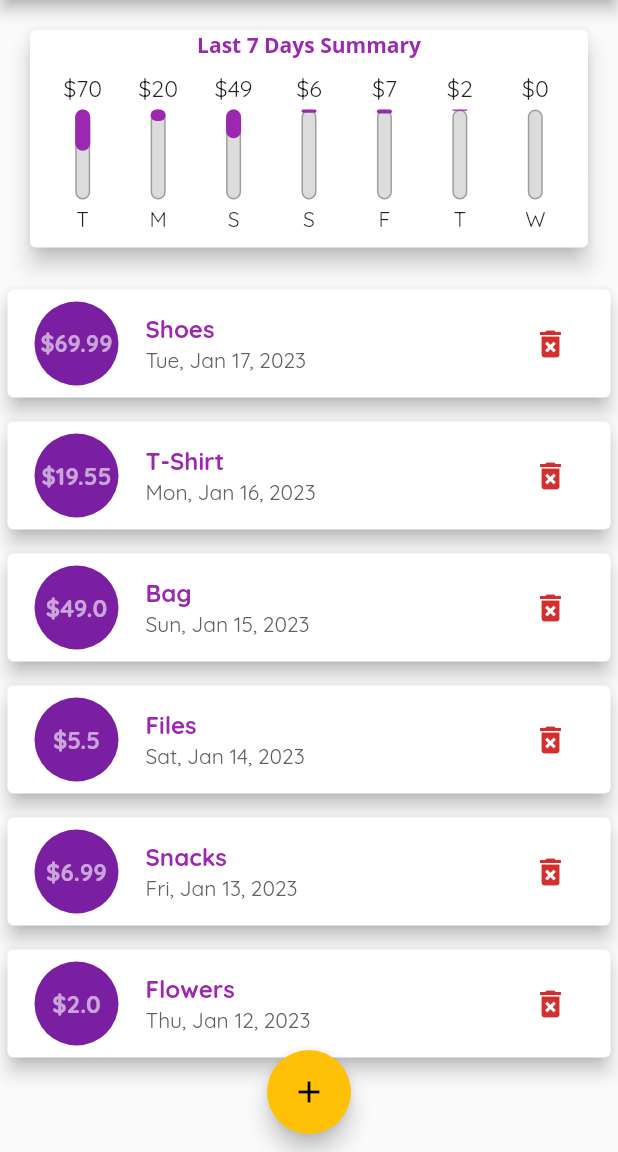
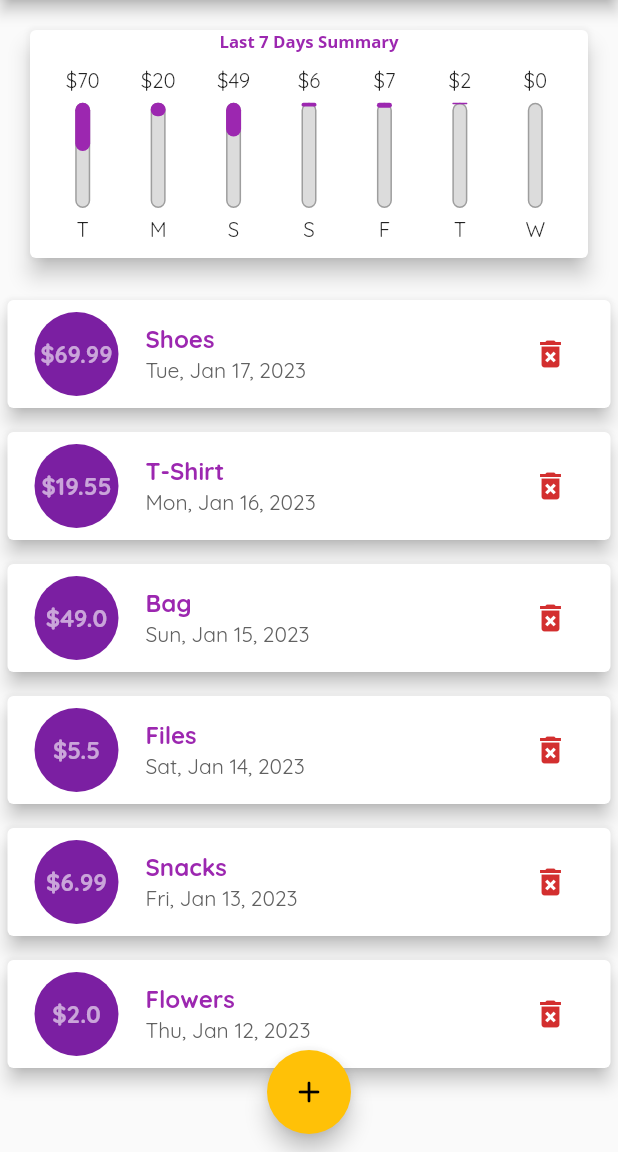
Before and after one commit to AATHacks/expense_planner, a Flutter app: the screen it shows after launch, on a phone screen of 412 x 824 dp, the part 84-1236 px from its top. Run offline on Flutter 3.47's test engine with Material 2 defaults, Android fonts, the phone set to English and light mode, and no system bars.

Commit message:
made app adaptive and responsive

```diff
--- a/lib/main.dart
+++ b/lib/main.dart
@@ -1,10 +1,19 @@
+import 'dart:io';
 import 'package:expense_planner/widgets/chart.dart';
 import 'package:expense_planner/widgets/new_transaction.dart';
 import 'package:expense_planner/widgets/transaction_list.dart';
+import 'package:flutter/cupertino.dart';
 import 'package:flutter/material.dart';
+import 'package:flutter/services.dart';
 import './models/Transaction.dart';
 
 void main() {
+  /*  WidgetsFlutterBinding.ensureInitialized();
+  //Device orientation settings
+  SystemChrome.setPreferredOrientations([
+    DeviceOrientation.portraitUp,
+    DeviceOrientation.portraitDown,
+  ]); */
   runApp(MyApp());
 }
 
@@ -12,9 +21,9 @@ class MyApp extends StatelessWidget {
   @override
   Widget build(BuildContext context) {
     print('hello world');
+
     return MaterialApp(
       title: 'Personal Expense',
-      home: MyHomePage(),
       theme: ThemeData(
           primarySwatch: Colors.purple,
           accentColor: Colors.amber,
@@ -22,6 +31,7 @@ class MyApp extends StatelessWidget {
 
       //  debugShowCheckedModeBanner:
       //     false, //false it to disable debug banner at top
+      home: MyHomePage(),
     );
   }
 }
@@ -67,6 +77,8 @@ class _MyHomePageState extends State<MyHomePage> {
         id: DateTime.now().subtract(Duration(days: 5)).toString()),
   ];
 
+  bool _showChart = false;
+
   List<Transaction> get _recentTransactions {
     return _userTransactions.where((tx) {
       return tx.date.isAfter(
@@ -108,8 +120,24 @@ class _MyHomePageState extends State<MyHomePage> {
 
   @override
   Widget build(BuildContext context) {
-    return Scaffold(
-      appBar: AppBar(
+    final mediaQuery = MediaQuery.of(context);
+    final isLandscape = mediaQuery.orientation == Orientation.landscape;
+    final appbar = Platform.isIOS
+        ? CupertinoNavigationBar(
+            middle: Text(
+              'Personal Expenses',
+            ),
+            trailing: Row(
+              mainAxisSize: MainAxisSize.min,
+              children: <Widget>[
+                GestureDetector(
+                  child: Icon(CupertinoIcons.add),
+                  onTap: () => _startAddNewTransaction(context),
+                ),
+              ],
+            ),
+          ) as ObstructingPreferredSizeWidget
+        : AppBar(
             title: const Text(
               'Personal Expense',
               style: TextStyle(
@@ -123,19 +151,76 @@ class _MyHomePageState extends State<MyHomePage> {
                 icon: Icon(Icons.add),
               ),
             ],
-      ),
-      body: SingleChildScrollView(
-        child: Column(
+          );
+    final txListWidget = Container(
+        height: (mediaQuery.size.height -
+                appbar.preferredSize.height -
+                mediaQuery.padding.top) *
+            0.75,
+        child: TransactionList(_userTransactions, _deleteTransaction));
+    final pageBody = SafeArea(
+      child: SingleChildScrollView(
+        child: Column(crossAxisAlignment: CrossAxisAlignment.stretch,
             // ignore: prefer_const_literals_to_create_immutables
             children: <Widget>[
-              Chart(_recentTransactions),
-              TransactionList(_userTransactions, _deleteTransaction),
+              if (isLandscape)
+                Row(
+                  mainAxisAlignment: MainAxisAlignment.end,
+                  children: [
+                    Text(
+                      'Show Chart',
+                      style:
+                          TextStyle(fontFamily: 'Opensans', color: Colors.grey)
+                              .merge(Theme.of(context).textTheme.titleMedium),
+                    ),
+                    Switch.adaptive(
+                      activeColor: Colors.purple[300],
+                      value: _showChart,
+                      onChanged: (val) {
+                        setState(
+                          () {
+                            _showChart = val;
+                          },
+                        );
+                      },
+                    ),
+                  ],
+                ),
+              if (!isLandscape)
+                Container(
+                    height: (mediaQuery.size.height -
+                            appbar.preferredSize.height -
+                            mediaQuery.padding.top) *
+                        0.25,
+                    child: Chart(_recentTransactions)),
+              if (!isLandscape) txListWidget,
+              if (isLandscape)
+                _showChart
+                    ? Container(
+                        height: (mediaQuery.size.height -
+                                appbar.preferredSize.height -
+                                mediaQuery.padding.top) *
+                            0.7,
+                        child: Chart(_recentTransactions),
+                      )
+                    : txListWidget
             ]),
       ),
+    );
+    return Platform.isIOS
+        ? CupertinoPageScaffold(
+            child: pageBody,
+            navigationBar: appbar as ObstructingPreferredSizeWidget,
+          )
+        : Scaffold(
+            appBar: appbar,
+            body: pageBody,
             floatingActionButtonLocation:
                 FloatingActionButtonLocation.miniCenterFloat,
-      floatingActionButton: FloatingActionButton(
-        child: Icon(Icons.add),
+            floatingActionButton: Platform.isIOS
+                ? Container()
+                : FloatingActionButton(
+                    child: Icon(Icons.add_rounded),
                     onPressed: () => _startAddNewTransaction(context),
                   ),
           );
--- /dev/null
+++ b/lib/widgets/adaptive_flat_button.dart
@@ -0,0 +1,31 @@
+import 'dart:io';
+
+import 'package:flutter/material.dart';
+import 'package:flutter/cupertino.dart';
+
+class AdaptiveFlatButton extends StatelessWidget {
+  final String text;
+  final VoidCallback handler;
+  AdaptiveFlatButton(this.text, this.handler);
+  @override
+  Widget build(BuildContext context) {
+    return Platform.isIOS
+        ? CupertinoButton(
+            onPressed: handler,
+            child: Text('Choose Date',
+                style: TextStyle(
+                  fontFamily: 'Quicksand',
+                  fontWeight: FontWeight.bold,
+                )),
+          )
+        : TextButton(
+            onPressed: handler,
+            child: Text(
+              'Choose Date',
+            ),
+            style: TextButton.styleFrom(
+                foregroundColor: Theme.of(context).primaryColor,
+                textStyle: TextStyle(
+                    fontWeight: FontWeight.bold, fontFamily: 'Quicksand')));
+  }
+}
--- a/lib/widgets/chart.dart
+++ b/lib/widgets/chart.dart
@@ -41,14 +41,23 @@ class Chart extends StatelessWidget {
     return Card(
         elevation: 6,
         margin: const EdgeInsets.all(20),
-        child: Column(children: [
-          Text('Last 7 Days Summary',
+        child: LayoutBuilder(builder: (context, constraints) {
+          return Column(children: [
+            SizedBox(
+              height: constraints.maxHeight * 0.10,
+              // ignore: prefer_const_constructors
+              child: FittedBox(
+                child: const Text('Last 7 Days Summary',
                     style: TextStyle(
                         fontFamily: 'Opensans',
                         fontWeight: FontWeight.bold,
                         color: Colors.purple)),
-          Padding(
-            padding: EdgeInsets.all(10),
+              ),
+            ),
+            SizedBox(
+              height: constraints.maxHeight * 0.90,
+              child: Padding(
+                padding: const EdgeInsets.all(10),
                 child: Row(
                   mainAxisAlignment: MainAxisAlignment.spaceAround,
                   children: groupedTransactionValues.map((data) {
@@ -64,7 +73,9 @@ class Chart extends StatelessWidget {
                     );
                   }).toList(),
                 ),
+              ),
             )
-        ]));
+          ]);
+        }));
   }
 }
--- a/lib/widgets/chart_bar.dart
+++ b/lib/widgets/chart_bar.dart
@@ -9,17 +9,21 @@ class ChartBar extends StatelessWidget {
 
   @override
   Widget build(BuildContext context) {
+    return LayoutBuilder(builder: (ctx, constraints) {
       return Column(
         children: [
           Container(
-            height: 20,
+              height: constraints.maxHeight * 0.15,
+              //height: 20,
               child: FittedBox(
                   child: Text('\$${spendingAmount.toStringAsFixed(0)}'))),
           SizedBox(
-          height: 4,
+            //height: 4,
+            height: constraints.maxHeight * 0.05,
           ),
           Container(
-          height: 60,
+            height: constraints.maxHeight * 0.6,
+            //height: 60,
             width: 10,
             child: Stack(
               children: [
@@ -41,10 +45,15 @@ class ChartBar extends StatelessWidget {
             ),
           ),
           SizedBox(
-          height: 4,
+            //height: 4,
+            height: constraints.maxHeight * 0.05,
           ),
-        Text(label),
+          Container(
+              //height: 10,
+              height: constraints.maxHeight * 0.15,
+              child: FittedBox(child: Text(label))),
         ],
       );
+    });
   }
 }
--- a/lib/widgets/new_transaction.dart
+++ b/lib/widgets/new_transaction.dart
@@ -1,3 +1,6 @@
+import 'dart:io';
+import '../widgets/adaptive_flat_button.dart';
+import 'package:flutter/cupertino.dart';
 import 'package:flutter/material.dart';
 import 'package:flutter/services.dart';
 import 'package:intl/intl.dart';
@@ -52,8 +55,16 @@ class _NewTransactionState extends State<NewTransaction> {
 
   @override
   Widget build(BuildContext context) {
-    return Card(
+    return SingleChildScrollView(
+      child: Card(
         elevation: 5,
+        child: Container(
+          padding: EdgeInsets.only(
+            top: 10,
+            right: 10,
+            left: 10,
+            bottom: MediaQuery.of(context).viewInsets.bottom + 10,
+          ),
           child: Column(
             crossAxisAlignment: CrossAxisAlignment.end,
             children: <Widget>[
@@ -77,16 +88,7 @@ class _NewTransactionState extends State<NewTransaction> {
                         ? 'No date choosen!'
                         : 'Picked Date : ${DateFormat.yMd().format((_selectedDate as DateTime))}'),
                   ),
-              TextButton(
-                  onPressed: _presentDatePicker,
-                  child: Text(
-                    'Choose Date',
-                  ),
-                  style: TextButton.styleFrom(
-                      foregroundColor: Theme.of(context).primaryColor,
-                      textStyle: TextStyle(
-                          fontWeight: FontWeight.bold,
-                          fontFamily: 'Quicksand')))
+                  AdaptiveFlatButton('Choose Date', _presentDatePicker),
                 ],
               ),
               ElevatedButton(
@@ -94,13 +96,16 @@ class _NewTransactionState extends State<NewTransaction> {
                       foregroundColor: Theme.of(context).primaryColor,
                       backgroundColor: Theme.of(context).backgroundColor,
                       textStyle: TextStyle(
-                      fontWeight: FontWeight.bold, fontFamily: 'Quicksand')),
+                          fontWeight: FontWeight.bold,
+                          fontFamily: 'Quicksand')),
                   onPressed: _submitData,
                   child: Text(
                     'Add Transaction',
                   )),
             ],
           ),
+        ),
+      ),
     );
   }
 }
--- a/lib/widgets/transaction_list.dart
+++ b/lib/widgets/transaction_list.dart
@@ -8,12 +8,12 @@ class TransactionList extends StatelessWidget {
   TransactionList(this.transactions, this.deleteTransaction);
   @override
   Widget build(BuildContext context) {
-    return Container(
-      height: 620,
-      child: transactions.isEmpty
+    final mediaQuery = MediaQuery.of(context);
+    return transactions.isEmpty
         ? Container(
             alignment: Alignment.center,
-              child: Column(
+            child: LayoutBuilder(builder: (context, constraints) {
+              return Column(
                 children: <Widget>[
                   Text(
                     'No transactions added yet!',
@@ -23,16 +23,17 @@ class TransactionList extends StatelessWidget {
                     height: 20,
                   ),
                   Container(
-                      height: 200,
+                      height: constraints.maxHeight * 0.6,
                       child: Image.asset(
                         'assets/images/waiting.png',
                         fit: BoxFit.cover,
                       ))
                 ],
-              ),
+              );
+            }),
           )
         : ListView.builder(
-              // shrinkWrap: true,
+            shrinkWrap: true,
             itemCount: transactions.length,
             itemBuilder: (context, index) {
               /*  OLD LIST STYLE
@@ -107,7 +108,19 @@ class TransactionList extends StatelessWidget {
                     DateFormat.yMMMEd().format(transactions[index].date),
                     style: TextStyle(color: Colors.grey[700]),
                   ),
-                    trailing: IconButton(
+                  trailing: mediaQuery.size.width > 500
+                      ? ElevatedButton.icon(
+                          icon: Icon(Icons.delete_forever),
+                          style: ElevatedButton.styleFrom(
+                              backgroundColor: Colors.white,
+                              foregroundColor: Theme.of(context).errorColor,
+                              elevation: 0),
+                          onPressed: () {
+                            deleteTransaction(transactions[index].id);
+                          },
+                          label: Text('Delete'),
+                        )
+                      : IconButton(
                           icon: Icon(Icons.delete_forever),
                           color: Theme.of(context).errorColor,
                           onPressed: () {
@@ -117,7 +130,6 @@ class TransactionList extends StatelessWidget {
                 ),
               );
             },
-            ),
           );
   }
 }
```
Lines whose indentation alone changed are shown as unchanged.
